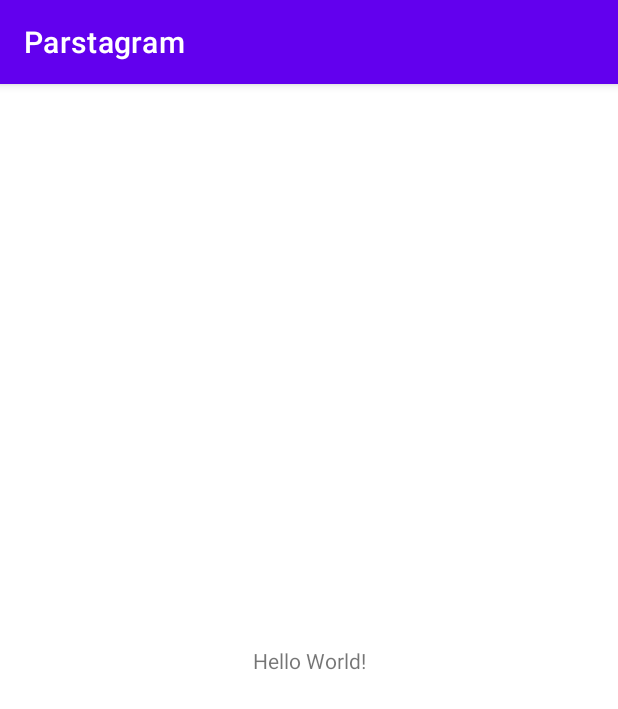
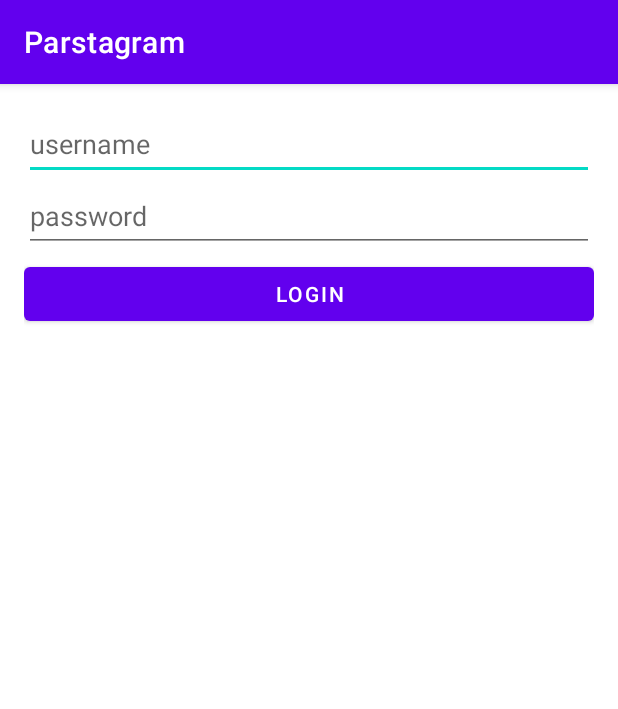
Before and after one commit to Taylor-Girard/Parstagram, an Android app: the screen it shows after launch (MainActivity before the commit, LoginActivity after it), on a phone screen of 412 x 824 dp. Shown: the top 709 px of the screen. Run offline under Robolectric (Android 15) with nearby library versions, the phone set to English and light mode, and no system bars; libraries missing offline, so code that uses them is left out: com.parse; 2 statements that could not run were skipped.

Commit message:
User can login/sign up; user taken to main page if already logged in

```diff
--- a/app/build.gradle
+++ b/app/build.gradle
@@ -29,6 +29,8 @@ android {
 
 dependencies {
 
+    implementation "com.github.parse-community.Parse-SDK-Android:parse:4.0.0"
+
     implementation 'androidx.appcompat:appcompat:1.4.2'
     implementation 'com.google.android.material:material:1.6.1'
     implementation 'androidx.constraintlayout:constraintlayout:2.1.4'
--- a/app/src/main/AndroidManifest.xml
+++ b/app/src/main/AndroidManifest.xml
@@ -3,7 +3,11 @@
     xmlns:tools="http://schemas.android.com/tools"
     package="com.taylorgirard.parstagram">
 
+    <uses-permission android:name="android.permission.ACCESS_NETWORK_STATE" />
+    <uses-permission android:name="android.permission.INTERNET" />
+
     <application
+        android:name=".ParseApplication"
         android:allowBackup="true"
         android:dataExtractionRules="@xml/data_extraction_rules"
         android:fullBackupContent="@xml/backup_rules"
--- a/app/src/main/java/com/taylorgirard/parstagram/LoginActivity.java
+++ b/app/src/main/java/com/taylorgirard/parstagram/LoginActivity.java
@@ -2,13 +2,72 @@ package com.taylorgirard.parstagram;
 
 import androidx.appcompat.app.AppCompatActivity;
 
+import android.content.Intent;
 import android.os.Bundle;
+import android.util.Log;
+import android.view.View;
+import android.widget.Button;
+import android.widget.EditText;
+import android.widget.Toast;
+
+import com.parse.LogInCallback;
+import com.parse.ParseException;
+import com.parse.ParseUser;
 
 public class LoginActivity extends AppCompatActivity {
+
+    public static final String TAG = "LoginActivity";
+    private EditText etUsername;
+    private EditText etPassword;
+    private Button btnLogin;
 
     @Override
     protected void onCreate(Bundle savedInstanceState) {
         super.onCreate(savedInstanceState);
         setContentView(R.layout.activity_login);
+
+        if(ParseUser.getCurrentUser() != null){
+            goMainActivity();
+        }
+
+        etUsername= findViewById(R.id.etUsername);
+        etPassword = findViewById(R.id.etPassword);
+        btnLogin = findViewById(R.id.btnLogin);
+        btnLogin.setOnClickListener(new View.OnClickListener(){
+
+            @Override
+            public void onClick(View v) {
+                Log.i(TAG, "onClick login button");
+                String username = etUsername.getText().toString();
+                String password = etPassword.getText().toString();
+                loginUser(username, password);
+            }
+        });
     }
+
+    private void loginUser(String username, String password){
+        Log.i(TAG, "Attempting to login user " + username);
+
+        ParseUser.logInInBackground(username, password, new LogInCallback() {
+            @Override
+            public void done(ParseUser user, ParseException e) {
+                if (e != null) {
+                    //TODO: make better error handling
+                    Log.e(TAG, "Issues with login", e);
+                    Toast.makeText(LoginActivity.this, "Issue with login!", Toast.LENGTH_SHORT).show();
+                    return;
+                }
+                // navigate to the main activity if the user has signed in properly
+                goMainActivity();
+                Toast.makeText(LoginActivity.this, "Success!", Toast.LENGTH_SHORT).show();
+            }
+        });
+    }
+
+    private void goMainActivity() {
+        Intent i = new Intent(this, MainActivity.class);
+        startActivity(i);
+        finish();
+    }
+
 }
--- /dev/null
+++ b/app/src/main/java/com/taylorgirard/parstagram/ParseApplication.java
@@ -0,0 +1,20 @@
+package com.taylorgirard.parstagram;
+
+import android.app.Application;
+
+import com.parse.Parse;
+
+public class ParseApplication extends Application {
+
+    @Override
+    public void onCreate() {
+        super.onCreate();
+
+        Parse.initialize(new Parse.Configuration.Builder(this)
+                .applicationId("hGcoVnwu6jtFUf6YtX0fYUqO0WAMvRU3CsoVQXaE")
+                .clientKey("EyLOkGEhXDC2JmBdI4rtwXycZqn7qerZUtsyCo9Q")
+                .server("https://parseapi.back4app.com")
+                .build()
+        );
+    }
+}
--- a/app/src/main/java/com/taylorgirard/parstagram/SplashScreenActivity.java
+++ b/app/src/main/java/com/taylorgirard/parstagram/SplashScreenActivity.java
@@ -10,7 +10,7 @@ public class SplashScreenActivity extends AppCompatActivity {
     @Override
     protected void onCreate(Bundle savedInstanceState) {
         super.onCreate(savedInstanceState);
-        startActivity(new Intent(SplashScreenActivity.this, MainActivity.class));
+        startActivity(new Intent(SplashScreenActivity.this, LoginActivity.class));
         finish();
     }
 }
--- a/app/src/main/res/layout/activity_login.xml
+++ b/app/src/main/res/layout/activity_login.xml
@@ -10,7 +10,7 @@
     <EditText
         android:id="@+id/etUsername"
         android:layout_width="match_parent"
-        android:layout_height="wrap_content"
+        android:layout_height="48dp"
         android:hint="username"
         app:layout_constraintStart_toStartOf="parent"
         app:layout_constraintTop_toTopOf="parent">
@@ -20,11 +20,21 @@
     <EditText
         android:id="@+id/etPassword"
         android:layout_width="match_parent"
-        android:layout_height="wrap_content"
+        android:layout_height="48dp"
         android:hint="password"
+        android:inputType="textPassword"
         app:layout_constraintStart_toStartOf="parent"
         app:layout_constraintTop_toBottomOf="@id/etUsername">
 
     </EditText>
 
+    <Button
+        android:id="@+id/btnLogin"
+        android:layout_width="match_parent"
+        android:layout_height="wrap_content"
+        android:layout_marginTop="4dp"
+        android:text="Login"
+        app:layout_constraintStart_toStartOf="parent"
+        app:layout_constraintTop_toBottomOf="@+id/etPassword" />
+
 </androidx.constraintlayout.widget.ConstraintLayout>
--- a/settings.gradle
+++ b/settings.gradle
@@ -10,6 +10,7 @@ dependencyResolutionManagement {
     repositories {
         google()
         mavenCentral()
+        maven { url "https://jitpack.io" }
     }
 }
 rootProject.name = "Parstagram"
```
